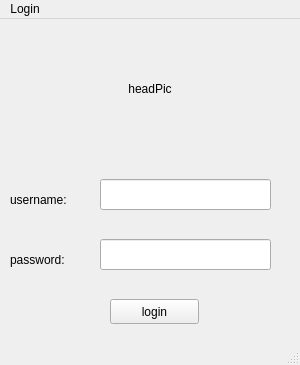
First picture: the form in sign_in.ui, repository benbenohye/TPA, before the edit.
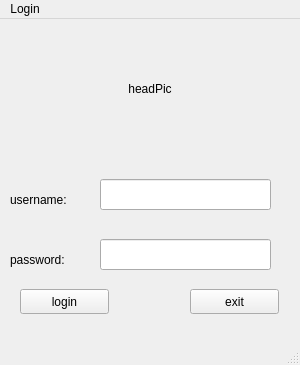
Second picture: the form after the edit.

The edit to the form file:
```diff
--- a/sign_in.ui
+++ b/sign_in.ui
@@ -79,8 +79,8 @@
    <widget class="QPushButton" name="loginButton">
     <property name="geometry">
      <rect>
-      <x>110</x>
-      <y>280</y>
+      <x>20</x>
+      <y>270</y>
       <width>89</width>
       <height>25</height>
      </rect>
@@ -89,6 +89,19 @@
      <string>login</string>
     </property>
    </widget>
+   <widget class="QPushButton" name="exitButton">
+    <property name="geometry">
+     <rect>
+      <x>190</x>
+      <y>270</y>
+      <width>89</width>
+      <height>25</height>
+     </rect>
+    </property>
+    <property name="text">
+     <string>exit</string>
+    </property>
+   </widget>
   </widget>
   <widget class="QMenuBar" name="menubar">
    <property name="geometry">
```
Left out of the diff: 19 changed lines with no effect on the pictures.
